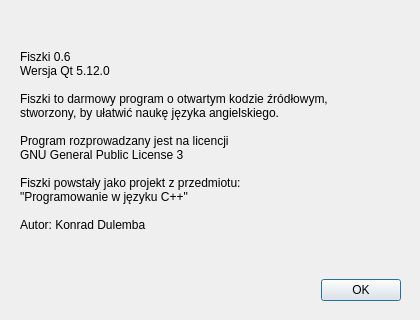
This is aboutwindow.ui in DarkRaven255/Fiszki as Qt 5 draws it before an edit. The edited form follows.
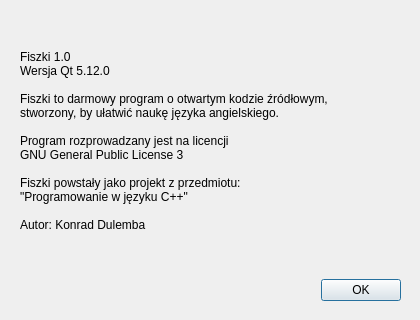
This is the edited form.

Commit message:
project: Fiszki v1.0
final version for now

Diff of the .ui file:
```diff
--- a/aboutwindow.ui
+++ b/aboutwindow.ui
@@ -57,7 +57,7 @@
     </rect>
    </property>
    <property name="text">
-    <string>Fiszki 0.6
+    <string>Fiszki 1.0
 Wersja Qt 5.12.0
 
 Fiszki to darmowy program o otwartym kodzie źródłowym,
```
The commit also changes 1 other file.
